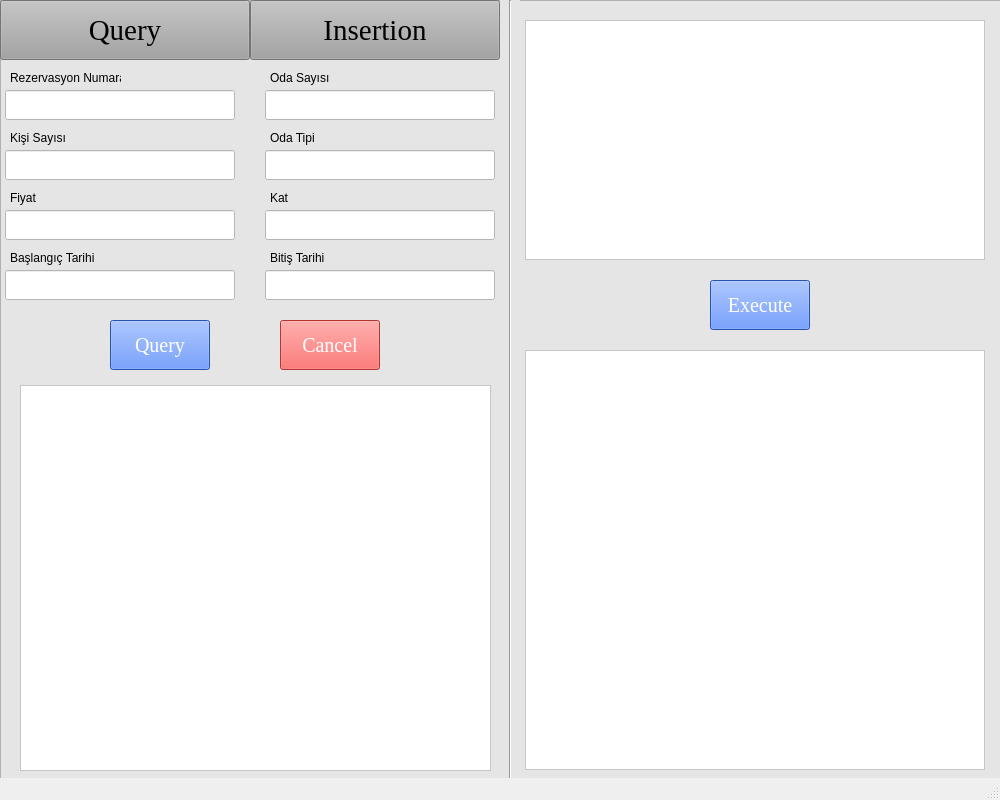
First picture: the form in components/rezervasyonQueryFrame.ui, repository uzayyildiztaskan/Database-Project-BIL-372, before the edit.
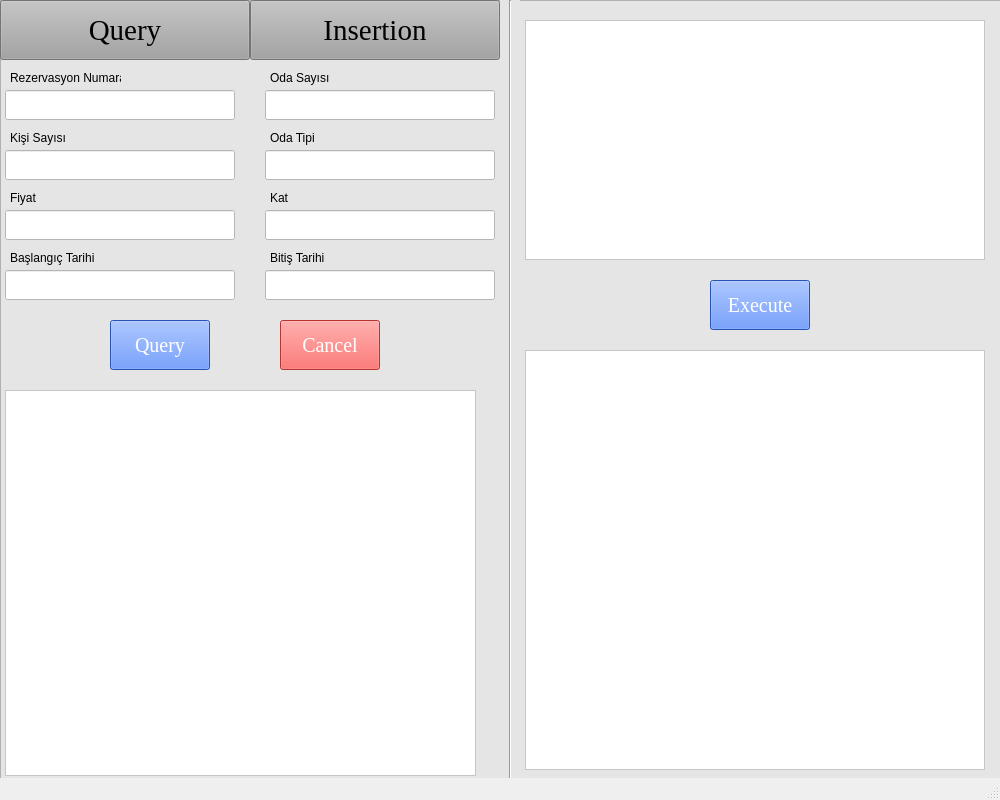
Second picture: the form after the edit.

```diff
--- a/components/rezervasyonQueryFrame.ui
+++ b/components/rezervasyonQueryFrame.ui
@@ -1019,8 +1019,8 @@
     <widget class="QTextEdit" name="textEdit_16">
      <property name="geometry">
       <rect>
-       <x>20</x>
-       <y>385</y>
+       <x>5</x>
+       <y>390</y>
        <width>471</width>
        <height>386</height>
       </rect>
```
Left out of the diff: 18 changed lines with no effect on the pictures.
